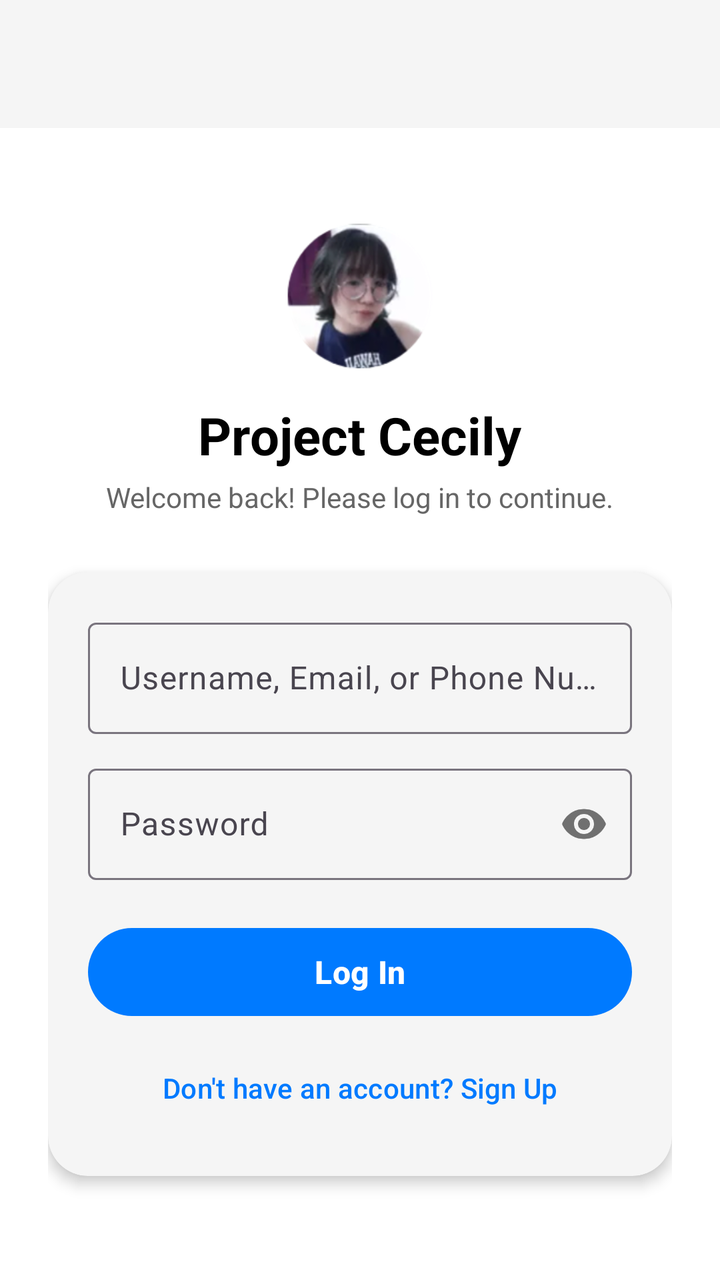
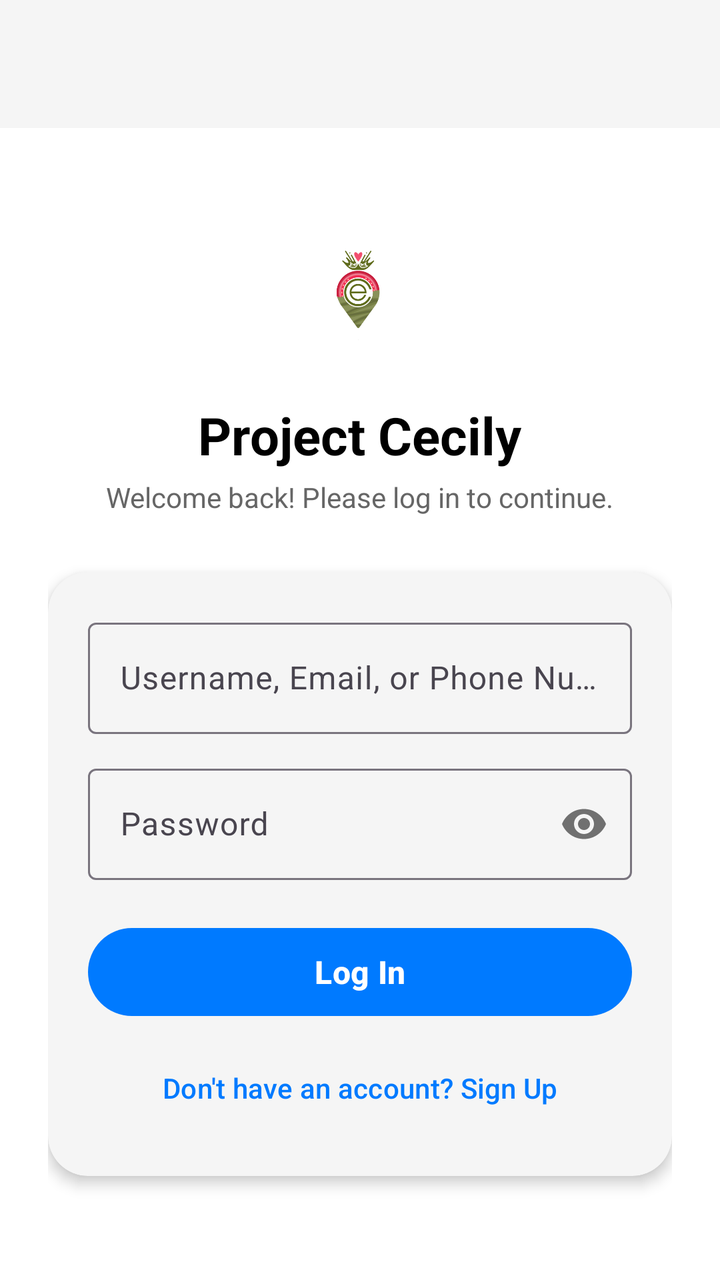

Screens rendered from an Android XML layout before and after an edit, with the pre-edit source and the edit as a unified diff.
<!-- AndroidManifest.xml: application theme Theme.ProjectCecily -->
<!-- res/layout/activity_login.xml -->
<?xml version="1.0" encoding="utf-8"?>
<androidx.constraintlayout.widget.ConstraintLayout xmlns:android="http://schemas.android.com/apk/res/android"
    xmlns:app="http://schemas.android.com/apk/res-auto"
    android:layout_width="match_parent"
    android:layout_height="match_parent"
    android:background="@color/app_background">

    
    <com.google.android.material.appbar.AppBarLayout
        android:id="@+id/appBarLayout"
        android:layout_width="match_parent"
        android:layout_height="wrap_content"
        android:fitsSystemWindows="true"
        app:elevation="4dp"
        app:layout_constraintEnd_toEndOf="parent"
        app:layout_constraintStart_toStartOf="parent"
        app:layout_constraintTop_toTopOf="parent">

        <com.google.android.material.appbar.MaterialToolbar
            android:id="@+id/toolbar"
            android:layout_width="match_parent"
            android:layout_height="?attr/actionBarSize"
            android:background="@color/card_background" />
    </com.google.android.material.appbar.AppBarLayout>

    <ScrollView
        android:id="@+id/login_scroll"
        android:layout_width="0dp"
        android:layout_height="0dp"
        android:fillViewport="true"
        app:layout_constraintBottom_toBottomOf="parent"
        app:layout_constraintEnd_toEndOf="parent"
        app:layout_constraintStart_toStartOf="parent"
        app:layout_constraintTop_toBottomOf="@id/appBarLayout">

        <LinearLayout
            android:layout_width="match_parent"
            android:layout_height="wrap_content"
            android:gravity="center_horizontal"
            android:orientation="vertical"
            android:padding="24dp">

            
            <ImageView
                android:layout_width="80dp"
                android:layout_height="80dp"
                android:layout_marginTop="20dp"
                android:contentDescription="App Logo"
                android:src="@mipmap/ic_launcher_round" />

            <TextView
                android:layout_width="wrap_content"
                android:layout_height="wrap_content"
                android:layout_marginTop="12dp"
                android:text="Project Cecily"
                android:textColor="@color/text_primary"
                android:textSize="26sp"
                android:textStyle="bold" />

            <TextView
                android:layout_width="wrap_content"
                android:layout_height="wrap_content"
                android:layout_marginTop="4dp"
                android:text="Welcome back! Please log in to continue."
                android:textColor="@color/text_secondary"
                android:textSize="14sp" />

            
            <com.google.android.material.card.MaterialCardView
                android:layout_width="match_parent"
                android:layout_height="wrap_content"
                android:layout_marginTop="28dp"
                app:cardBackgroundColor="@color/card_background"
                app:cardCornerRadius="20dp"
                app:cardElevation="4dp"
                app:strokeWidth="0dp">

                <LinearLayout
                    android:layout_width="match_parent"
                    android:layout_height="wrap_content"
                    android:orientation="vertical"
                    android:padding="20dp">

                    <com.google.android.material.textfield.TextInputLayout
                        style="@style/Widget.Material3.TextInputLayout.OutlinedBox"
                        android:layout_width="match_parent"
                        android:layout_height="wrap_content"
                        android:hint="Username, Email, or Phone Number">

                        <com.google.android.material.textfield.TextInputEditText
                            android:id="@+id/etLoginIdentifier"
                            android:layout_width="match_parent"
                            android:layout_height="wrap_content"
                            android:inputType="textEmailAddress"
                            android:singleLine="true" />
                    </com.google.android.material.textfield.TextInputLayout>

                    <com.google.android.material.textfield.TextInputLayout
                        style="@style/Widget.Material3.TextInputLayout.OutlinedBox"
                        android:layout_width="match_parent"
                        android:layout_height="wrap_content"
                        android:layout_marginTop="12dp"
                        android:hint="Password"
                        app:passwordToggleEnabled="true">

                        <com.google.android.material.textfield.TextInputEditText
                            android:id="@+id/etLoginPassword"
                            android:layout_width="match_parent"
                            android:layout_height="wrap_content"
                            android:inputType="textPassword"
                            android:singleLine="true" />
                    </com.google.android.material.textfield.TextInputLayout>

                    <Button
                        android:id="@+id/btnLogin"
                        android:layout_width="match_parent"
                        android:layout_height="52dp"
                        android:layout_marginTop="20dp"
                        android:text="Log In"
                        android:textSize="16sp"
                        android:textStyle="bold" />

                    <Button
                        android:id="@+id/btnGoToSignUp"
                        style="@style/Widget.Material3.Button.TextButton"
                        android:layout_width="match_parent"
                        android:layout_height="wrap_content"
                        android:layout_marginTop="8dp"
                        android:text="Don't have an account? Sign Up" />

                </LinearLayout>
            </com.google.android.material.card.MaterialCardView>

        </LinearLayout>
    </ScrollView>

</androidx.constraintlayout.widget.ConstraintLayout>
<!-- resources referenced by this layout -->
<resources>
  <color name="app_background">#FFFFFF</color>
  <color name="card_background">#F5F5F5</color>
  <color name="text_primary">#000000</color>
  <color name="text_secondary">#666666</color>
  <!-- mipmap ic_launcher_round: png bitmap (mipmap-hdpi, 9395 bytes) -->
  <style name="Theme.ProjectCecily" parent="Base.Theme.ProjectCecily" />
  <style name="Base.Theme.ProjectCecily" parent="Theme.Material3.DayNight.NoActionBar">
          
          <item name="colorPrimary">@color/nav_selected</item>
          <item name="windowActionBar">false</item>
          <item name="windowNoTitle">true</item>
  
          
          <item name="colorOnSecondaryContainer">@color/nav_selected</item>
      </style>
  <color name="nav_selected">#007AFF</color>
</resources>

<!-- the commit's change to res/layout/activity_login.xml (unified diff, before → after) -->
@@ -46,7 +46,7 @@
                 android:layout_height="80dp"
                 android:layout_marginTop="20dp"
                 android:contentDescription="App Logo"
-                android:src="@mipmap/ic_launcher_round" />
+                android:src="@drawable/ic_app_logo" />
 
             <TextView
                 android:layout_width="wrap_content"
<!-- resource entries referenced after the edit -->
@@ -4,7 +4,7 @@
   <color name="card_background">#F5F5F5</color>
   <color name="text_primary">#000000</color>
   <color name="text_secondary">#666666</color>
-  <!-- mipmap ic_launcher_round: png bitmap (mipmap-hdpi, 9395 bytes) -->
+  <!-- drawable ic_app_logo: png bitmap (drawable, 34911 bytes) -->
   <style name="Theme.ProjectCecily" parent="Base.Theme.ProjectCecily" />
   <style name="Base.Theme.ProjectCecily" parent="Theme.Material3.DayNight.NoActionBar">
           
